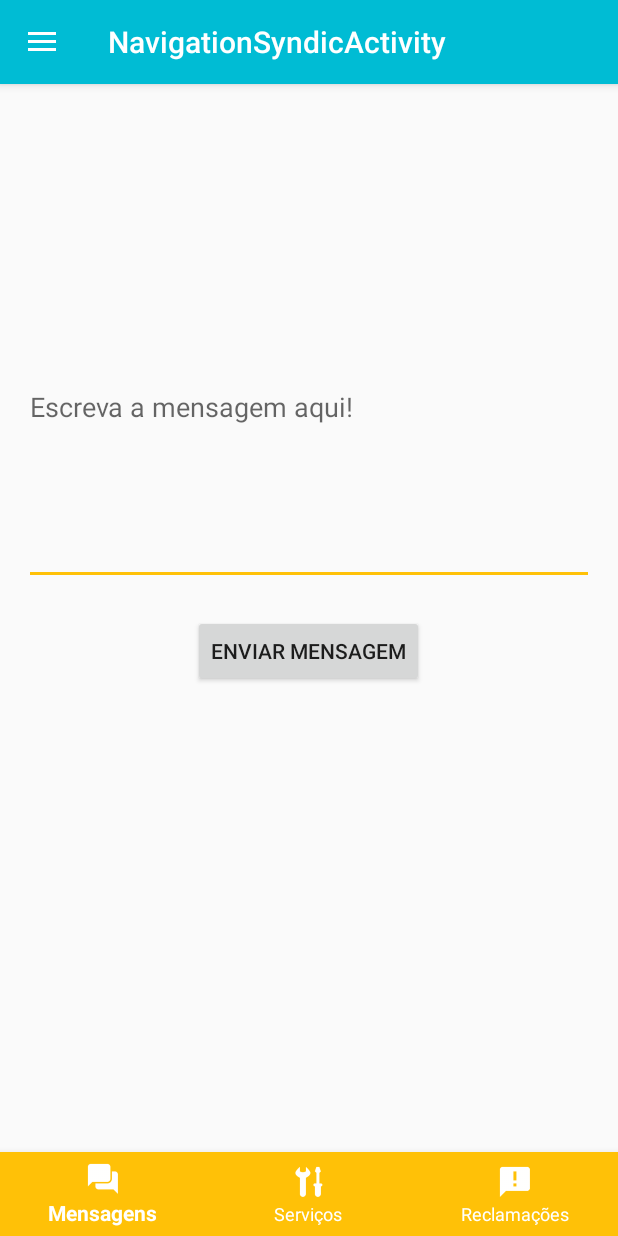
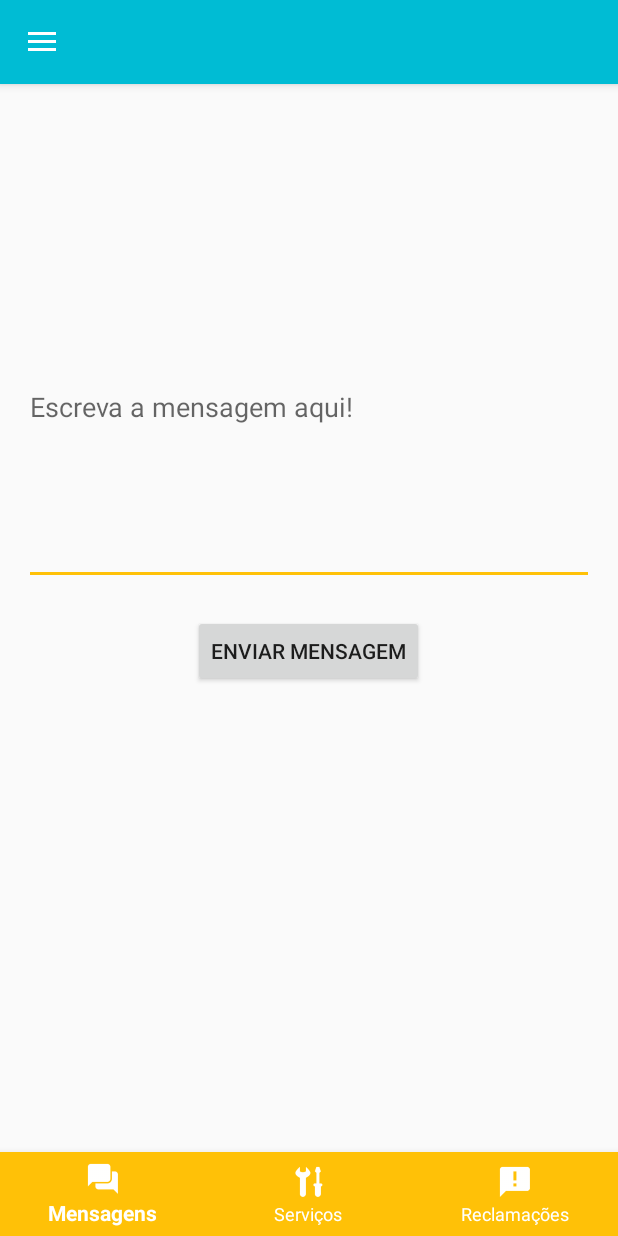
Before and after one commit to pablovfds/OSindico, an Android app: the NavigationSyndicActivity screen opened directly, with no data from a screen before it, in the side drawer, after a tap on "Mensagens", on a phone screen of 412 x 824 dp. Run offline under Robolectric (Android 15) with nearby library versions, the phone set to English and light mode, and no system bars; our stand-ins replace ButterKnife; 1 statement that could not run was skipped.

Commit message:
Mudança no titulo dos toolbars

```diff
--- a/app/src/main/java/br/com/edu/ufcg/osindico/navigationDweller/ui/NavigationDwellerActivity.java
+++ b/app/src/main/java/br/com/edu/ufcg/osindico/navigationDweller/ui/NavigationDwellerActivity.java
@@ -51,6 +51,8 @@ public class NavigationDwellerActivity extends AppCompatActivity
         setContentView(R.layout.activity_navigation_dweller);
 
         ButterKnife.bind(this);
+
+        toolbar.setTitle("");
 
         setSupportActionBar(toolbar);
 
--- a/app/src/main/java/br/com/edu/ufcg/osindico/navigationSyndic/ui/NavigationSyndicActivity.java
+++ b/app/src/main/java/br/com/edu/ufcg/osindico/navigationSyndic/ui/NavigationSyndicActivity.java
@@ -48,6 +48,8 @@ public class NavigationSyndicActivity extends BaseActivity
         setContentView(R.layout.activity_navigation_syndic);
 
         ButterKnife.bind(this);
+
+        toolbar.setTitle("");
 
         setSupportActionBar(toolbar);
 
```
